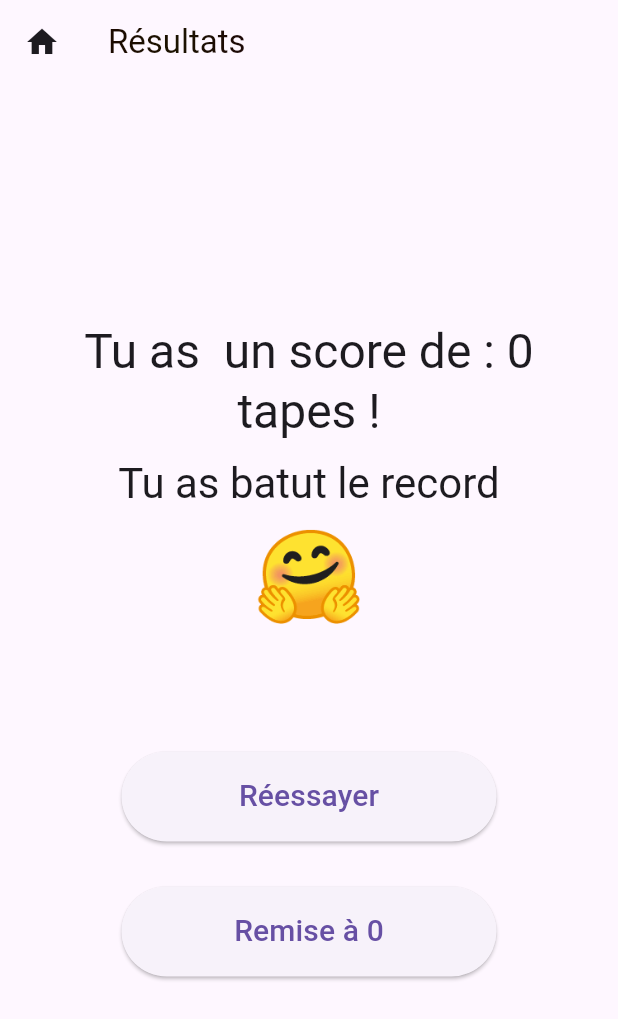
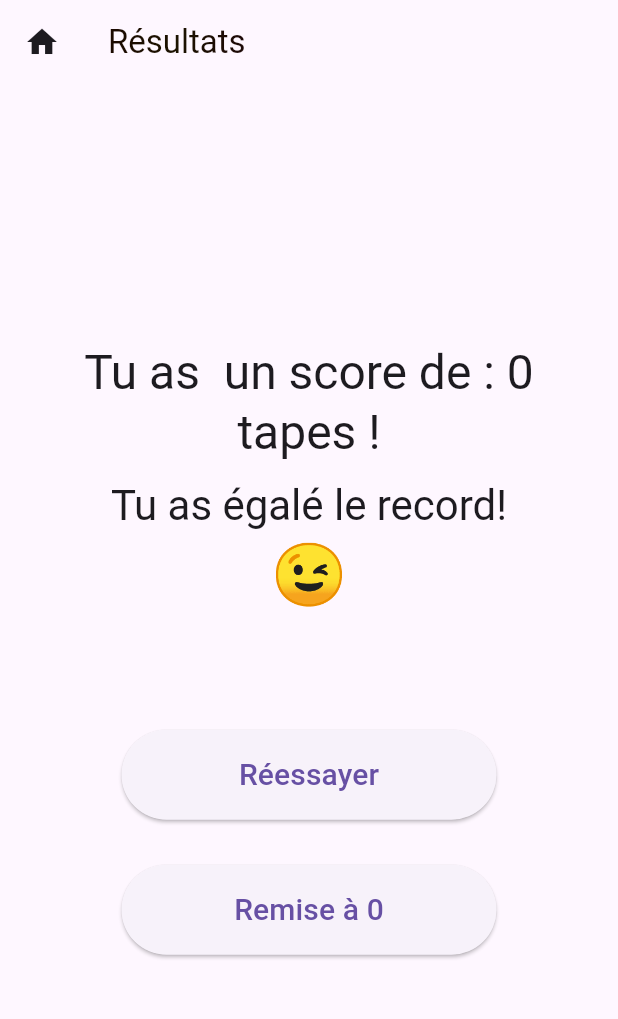
Before and after one commit to Alerwann/TDAGH-Helper, a Flutter app: the FinishDefoule screen opened directly with empty values, on a phone screen of 412 x 824 dp. Shown: the top 1019 px of the screen. Run offline on Flutter 3.47's test engine with Material 3 defaults, Android fonts, the phone set to English and light mode, and no system bars; our stand-ins replace audioplayers, convex_bottom_bar, csv, device_info_plus, file_picker, flutter_local_notifications and 7 more; missing offline and left inert: custom_timer, hugeicons_pro, linear_progress_bar; accounts and stored records are empty.

Commit message:
record ne compte que si stric

```diff
--- a/lib/pages/DefouleToi/finish_defoule.dart
+++ b/lib/pages/DefouleToi/finish_defoule.dart
@@ -27,7 +27,7 @@ class _FinishDefouleState extends State<FinishDefoule> {
     WidgetsBinding.instance.addPostFrameCallback((_) {
       final defouleP = Provider.of<DefouleProvider>(context, listen: false);
       final scoreP = Provider.of<ScoreProvider>(context, listen: false);
-      if (defouleP.scoreDefoule <= widget.score) {
+      if (defouleP.scoreDefoule < widget.score) {
         if (defouleP.scoreDefoule != 0) {
           scoreP.incrementDefouleScore();
         }
--- a/lib/pages/home_page.dart
+++ b/lib/pages/home_page.dart
@@ -1,15 +1,10 @@
-// import 'dart:io';
-
 import 'package:flutter/material.dart';
-// import 'package:flutter/services.dart';
-// import 'package:shared_preferences/shared_preferences.dart';
 import 'package:tdahelpe/core/navigation/app_navigator.dart';
 import 'package:tdahelpe/data/list/activity_list.dart';
 import 'package:tdahelpe/data/schema/activity_card_schema.dart';
 import 'package:tdahelpe/providers/profil_provider.dart';
 import 'package:tdahelpe/providers/sound_provider.dart';
 import 'package:provider/provider.dart';
-// import 'package:tdahelpe/utils/device_utils.dart';
 import 'package:tdahelpe/utils/permission_banner.dart';
 import 'package:tdahelpe/widget/utils/custom_height_appbar.dart';
 import 'package:tdahelpe/widget/utils/loader_widget.dart';
--- a/lib/widget/specific/message_record.dart
+++ b/lib/widget/specific/message_record.dart
@@ -8,7 +8,7 @@ class MessageRecord extends StatelessWidget {
 
   @override
   Widget build(BuildContext context) {
-   if (recordTape <= scoreTape) {
+   if (recordTape < scoreTape) {
       return Container(
         margin: EdgeInsets.fromLTRB(20, 0, 20, 10),
         child: Column(
@@ -23,7 +23,7 @@ class MessageRecord extends StatelessWidget {
       );
     }
     // Message si record non battu
-    else {
+    else if(recordTape>scoreTape){
       return Container(
         margin: EdgeInsets.fromLTRB(20, 0, 20, 10),
         child: Column(
@@ -36,6 +36,19 @@ class MessageRecord extends StatelessWidget {
           ],
         ),
       );
+    }else{
+       return Container(
+        margin: EdgeInsets.fromLTRB(20, 0, 20, 10),
+        child: Column(
+          children: [
+            CustomText.center(
+              "Tu as égalé le record!",
+              Theme.of(context).textTheme.headlineMedium,
+            ),
+            Text("😉", style: TextStyle(fontSize: 40)),
+          ],
+        ),
+      );
     }
   }
   }
```
